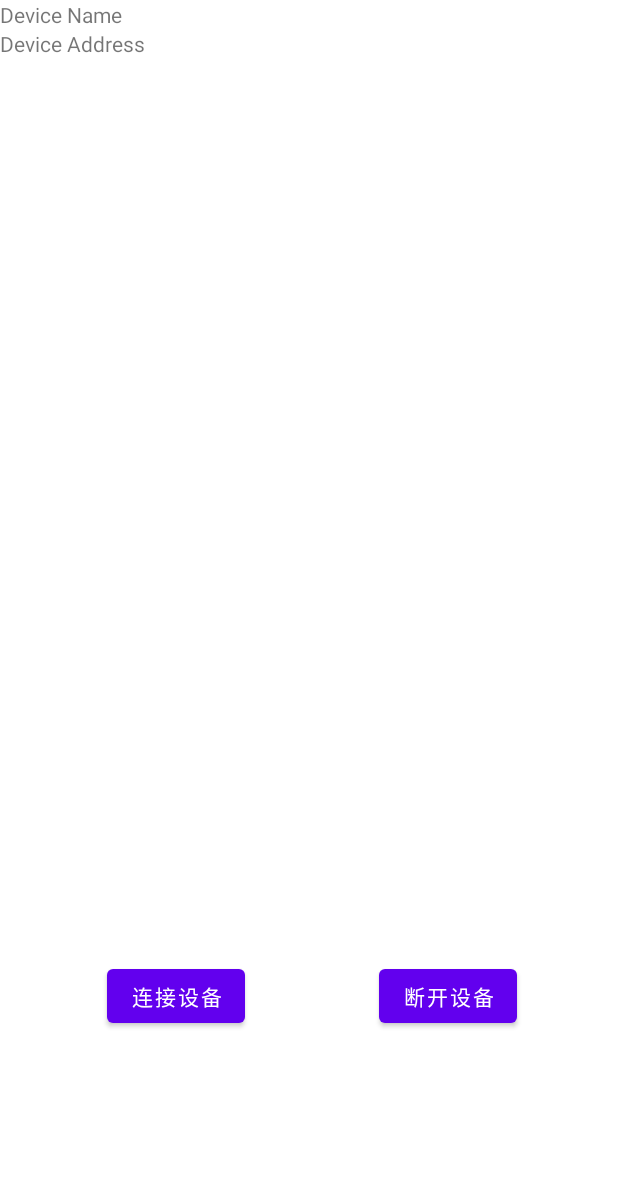
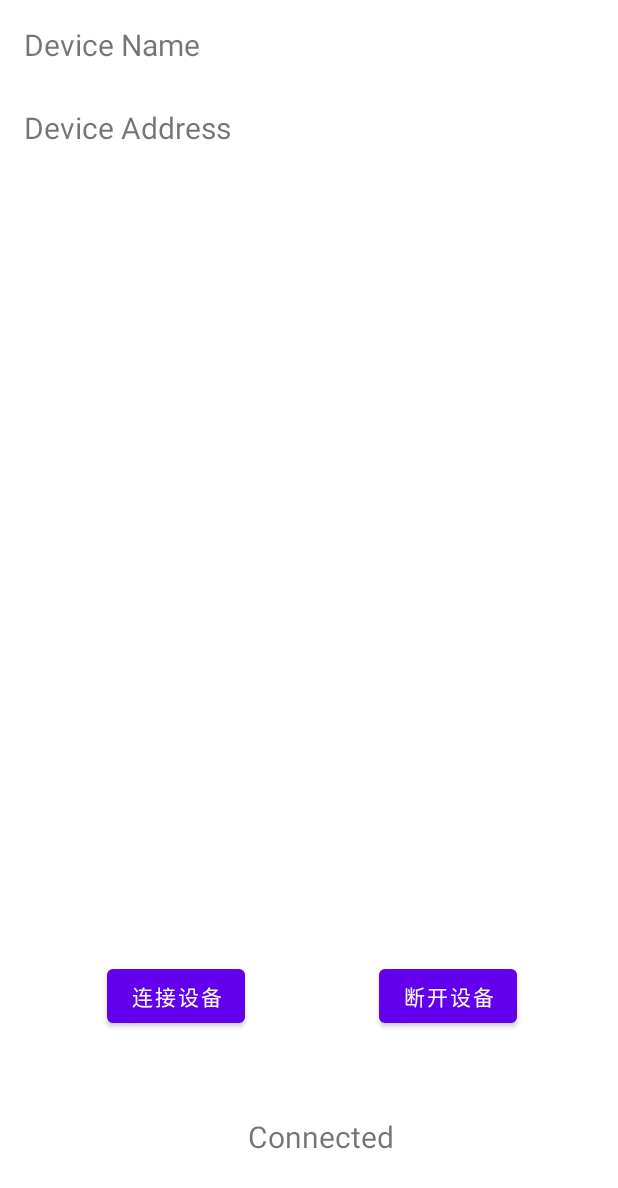
Before and after one commit to luzhiqian00/MeasureTest, an Android app: the layout activity_device.xml on its own in the app's theme, with its tools: preview values and no code run, on a phone screen of 412 x 824 dp. Shown: the top 1188 px of the screen. Run offline under Robolectric (Android 15) with nearby library versions, the phone set to English and light mode, and no system bars.

Commit message:
实现蓝牙gatt设备的连接

```diff
--- a/app/src/main/res/layout/activity_device.xml
+++ b/app/src/main/res/layout/activity_device.xml
@@ -5,22 +5,6 @@
     android:layout_width="match_parent"
     android:layout_height="match_parent"
     tools:context=".BlueDeviceActivity">
-
-    <TextView
-        android:id="@+id/deviceNameTextView"
-        android:layout_width="wrap_content"
-        android:layout_height="wrap_content"
-        android:text="Device Name"
-        app:layout_constraintStart_toStartOf="parent"
-        app:layout_constraintTop_toTopOf="parent" />
-
-    <TextView
-        android:id="@+id/deviceAddressTextView"
-        android:layout_width="wrap_content"
-        android:layout_height="wrap_content"
-        android:text="Device Address"
-        app:layout_constraintStart_toStartOf="parent"
-        app:layout_constraintTop_toBottomOf="@id/deviceNameTextView" />
 
     <Button
         android:id="@+id/disconnectButton"
@@ -46,4 +30,39 @@
         app:layout_constraintTop_toTopOf="parent"
         app:layout_constraintVertical_bias="0.825" />
 
+    <TextView
+        android:id="@+id/connected"
+        android:layout_width="wrap_content"
+        android:layout_height="wrap_content"
+        android:text="Connected"
+        android:textSize="20sp"
+        app:layout_constraintBottom_toBottomOf="parent"
+        app:layout_constraintEnd_toEndOf="parent"
+        app:layout_constraintHorizontal_bias="0.525"
+        app:layout_constraintStart_toStartOf="parent"
+        app:layout_constraintTop_toTopOf="parent"
+        app:layout_constraintVertical_bias="0.934" />
+
+    <TextView
+        android:id="@+id/deviceNameTextView"
+        android:layout_width="wrap_content"
+        android:layout_height="wrap_content"
+        android:layout_marginStart="16dp"
+        android:layout_marginTop="16dp"
+        android:text="Device Name"
+        android:textSize="20sp"
+        app:layout_constraintStart_toStartOf="parent"
+        app:layout_constraintTop_toTopOf="parent" />
+
+    <TextView
+        android:id="@+id/deviceAddressTextView"
+        android:layout_width="wrap_content"
+        android:layout_height="wrap_content"
+        android:layout_marginStart="16dp"
+        android:layout_marginTop="28dp"
+        android:text="Device Address"
+        android:textSize="20sp"
+        app:layout_constraintStart_toStartOf="parent"
+        app:layout_constraintTop_toBottomOf="@id/deviceNameTextView" />
+
 </androidx.constraintlayout.widget.ConstraintLayout>
--- a/app/src/main/res/layout/bluetooth_device_layout.xml
+++ b/app/src/main/res/layout/bluetooth_device_layout.xml
@@ -8,6 +8,6 @@
         android:layout_width="wrap_content"
         android:layout_height="wrap_content"
         android:text="Device Name"
-        android:textSize="16sp" /> <!-- 设置字体大小为 16sp -->
+        android:textSize="20sp" /> <!-- 设置字体大小为 16sp -->
 
 </LinearLayout>
```
Also changed, not shown: app/src/main/AndroidManifest.xml (+19 -10 lines), app/src/main/java/com/example/myapplication/BlueDeviceActivity.kt (+110 -2 lines), app/src/main/java/com/example/myapplication/MainActivity.kt (+2 -7 lines), app/src/main/java/com/example/myapplication/ble/MyBLEService.kt (added, +117 -0 lines), app/src/main/res/raw/config.json (added, +8 -0 lines).
